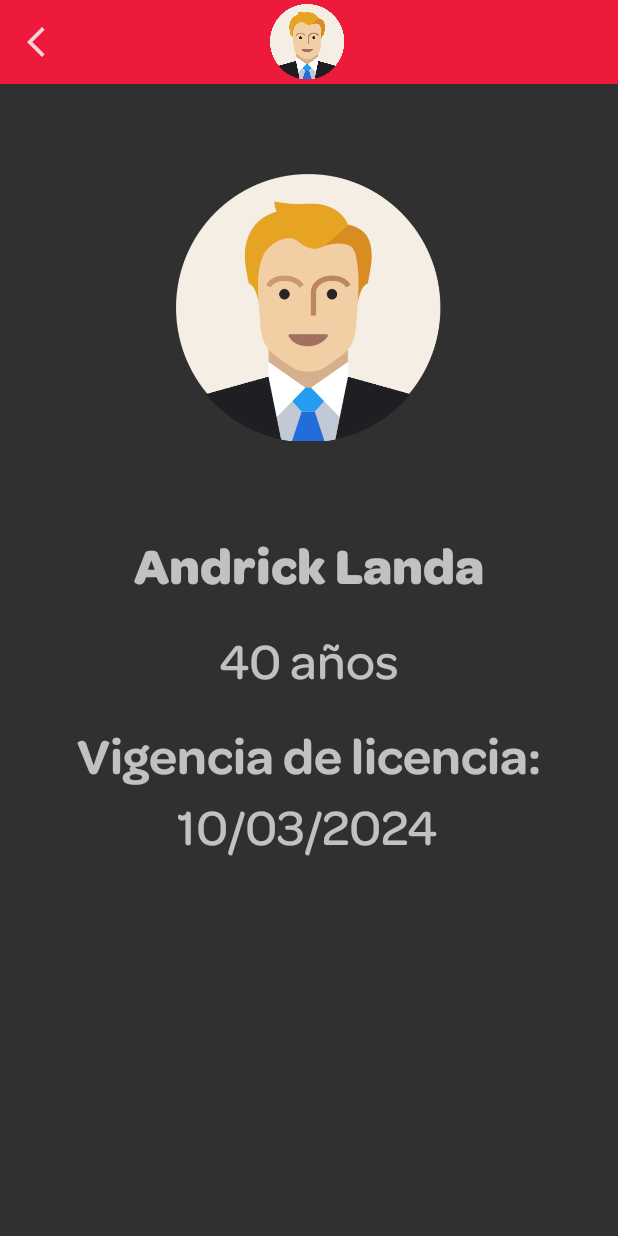
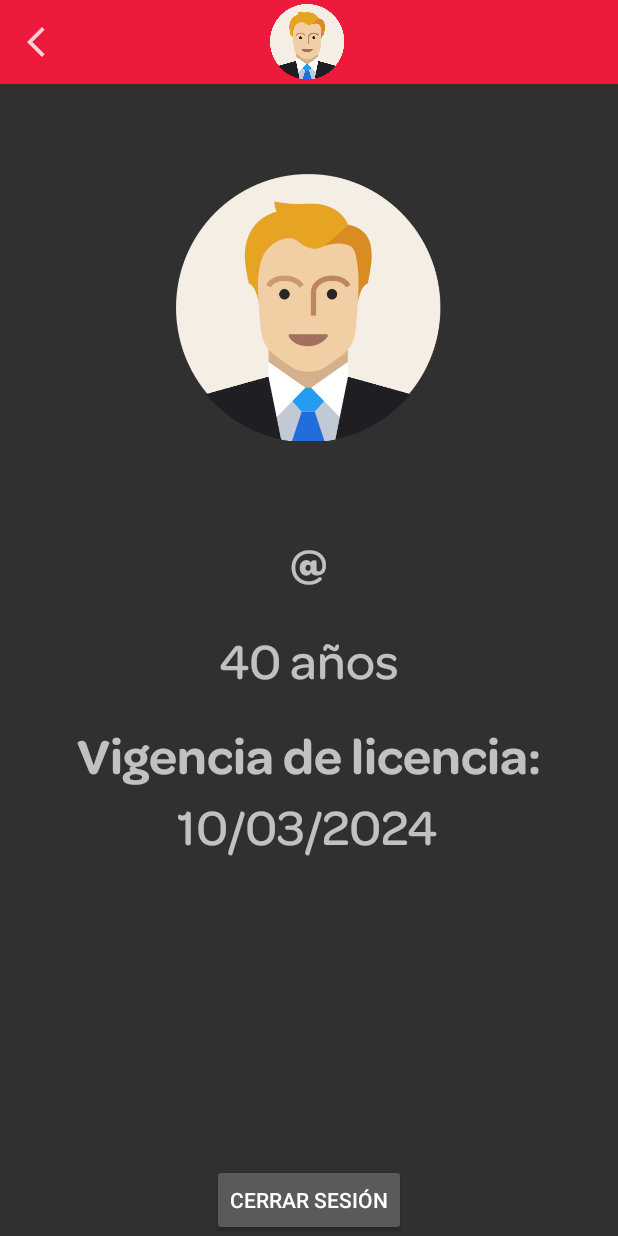
Before and after one commit to Yony55/BAMX_AndroidApp, an Android app: the MainMenu screen opened directly, with no data from a screen before it, after a tap on an icon or button, on a phone screen of 412 x 824 dp. Run offline under Robolectric (Android 15) with nearby library versions, the phone set to English and light mode, and no system bars.

Commit message:
Login Agregué funcionalidad al login Cuando se cierra la sesión, se guarda el nombre de usuario El nombre del usuario ahora se muestra en las pantallas El usuario predeterminado cambió a "Palencia" con la contrasena "123"

```diff
--- a/app/src/main/java/mx/tec/bamxapp/MainMenu.kt
+++ b/app/src/main/java/mx/tec/bamxapp/MainMenu.kt
@@ -1,12 +1,15 @@
 package mx.tec.bamxapp
 
+import android.content.Context
 import android.content.Intent
+import android.content.SharedPreferences
 import androidx.appcompat.app.AppCompatActivity
 import android.os.Bundle
 import android.view.View
 import android.view.Window
 import android.widget.Button
 import android.widget.ImageButton
+import kotlinx.android.synthetic.main.activity_main_menu.*
 
 class MainMenu : AppCompatActivity(), View.OnClickListener {
     override fun onCreate(savedInstanceState: Bundle?) {
@@ -19,6 +22,10 @@ class MainMenu : AppCompatActivity(), View.OnClickListener {
         val rutas= findViewById<ImageButton>(R.id.btn_rutas)
         val usuario = findViewById<ImageButton>(R.id.btn_usuario)
         val entregas = findViewById<ImageButton>(R.id.btn_entregas)
+        val sharedPreferences = getSharedPreferences("login", Context.MODE_PRIVATE)
+        val username = sharedPreferences.getString("usuario", "@")
+
+        tv_bienvenida.text = "Bienvenido, $username"
 
         inventario.setOnClickListener(this@MainMenu)
         rutas.setOnClickListener(this@MainMenu)
--- a/app/src/main/java/mx/tec/bamxapp/Usuario.kt
+++ b/app/src/main/java/mx/tec/bamxapp/Usuario.kt
@@ -1,10 +1,12 @@
 package mx.tec.bamxapp
 
+import android.content.Context
 import android.content.Intent
 import androidx.appcompat.app.AppCompatActivity
 import android.os.Bundle
 import android.view.View
 import android.widget.ImageButton
+import kotlinx.android.synthetic.main.activity_usuario.*
 
 class Usuario : AppCompatActivity(), View.OnClickListener {
     override fun onCreate(savedInstanceState: Bundle?) {
@@ -12,6 +14,10 @@ class Usuario : AppCompatActivity(), View.OnClickListener {
         setContentView(R.layout.activity_usuario)
 
         val back = findViewById<ImageButton>(R.id.btn_back_inventario)
+        val sharedPreferences = getSharedPreferences("login", Context.MODE_PRIVATE)
+        val username = sharedPreferences.getString("usuario", "@")
+
+        tv_usuario_nombre.text = "$username"
 
         back.setOnClickListener(this@Usuario)
 
@@ -20,6 +26,16 @@ class Usuario : AppCompatActivity(), View.OnClickListener {
             val intent = Intent(this@Usuario, MainMenu::class.java)
             startActivity(intent)
         }
+
+        btn_logOut.setOnClickListener{
+            val intent = Intent(this, MainActivity::class.java)
+            with(sharedPreferences.edit()){
+                remove("logIn")
+                commit()
+            }
+            intent.flags = Intent.FLAG_ACTIVITY_CLEAR_TASK or Intent.FLAG_ACTIVITY_NEW_TASK
+            startActivity(intent)
+        }
     }
 
     override fun onClick(p0: View?) {
--- a/app/src/main/res/layout/activity_usuario.xml
+++ b/app/src/main/res/layout/activity_usuario.xml
@@ -109,5 +109,14 @@
             app:layout_constraintStart_toStartOf="parent"
             app:layout_constraintTop_toBottomOf="@+id/tv_usuario_vigencia" />
 
+        <Button
+            android:id="@+id/btn_logOut"
+            android:layout_width="wrap_content"
+            android:layout_height="wrap_content"
+            android:text="@string/str_LogOut"
+            app:layout_constraintBottom_toBottomOf="parent"
+            app:layout_constraintEnd_toEndOf="parent"
+            app:layout_constraintStart_toStartOf="parent" />
+
     </androidx.constraintlayout.widget.ConstraintLayout>
 </androidx.drawerlayout.widget.DrawerLayout>
--- a/app/src/main/res/values/strings.xml
+++ b/app/src/main/res/values/strings.xml
@@ -16,5 +16,6 @@
     <string name="Entrega1">Entrega 1 - </string>
     <string name="Entrega2">Entrega 2 - </string>
     <string name="Entrega3">Entrega 3 - </string>
+    <string name="str_LogOut">Cerrar Sesión</string>
 
 </resources>
```
Also changed, not shown: app/src/main/java/mx/tec/bamxapp/MainActivity.kt (+22 -4 lines).
